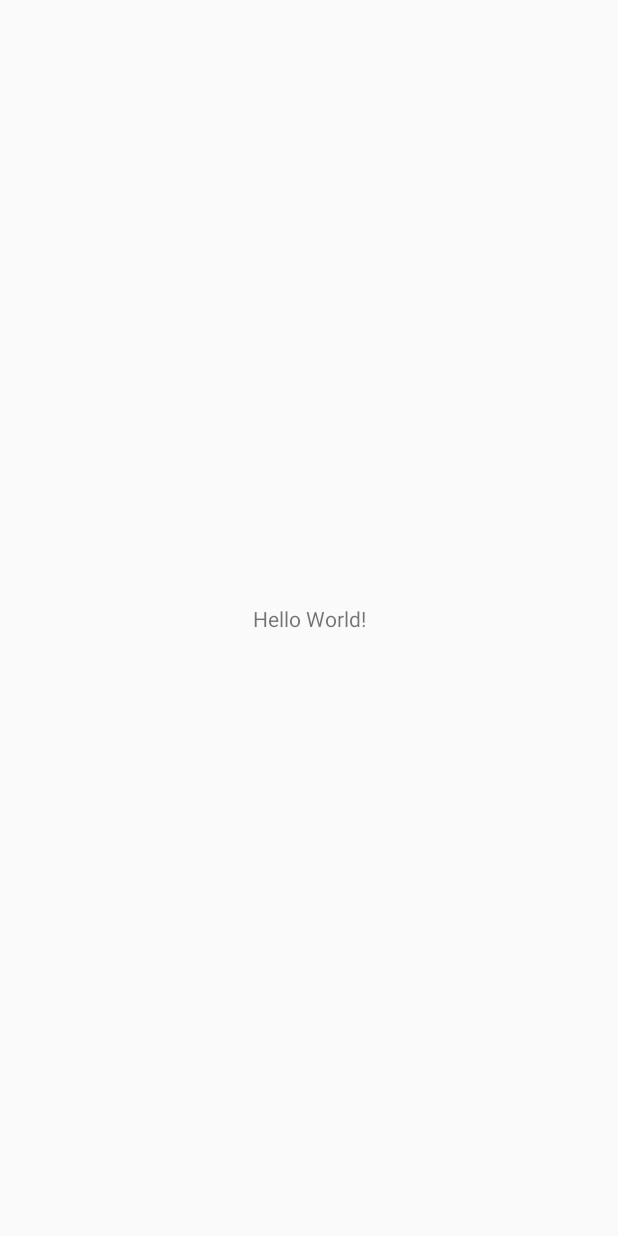
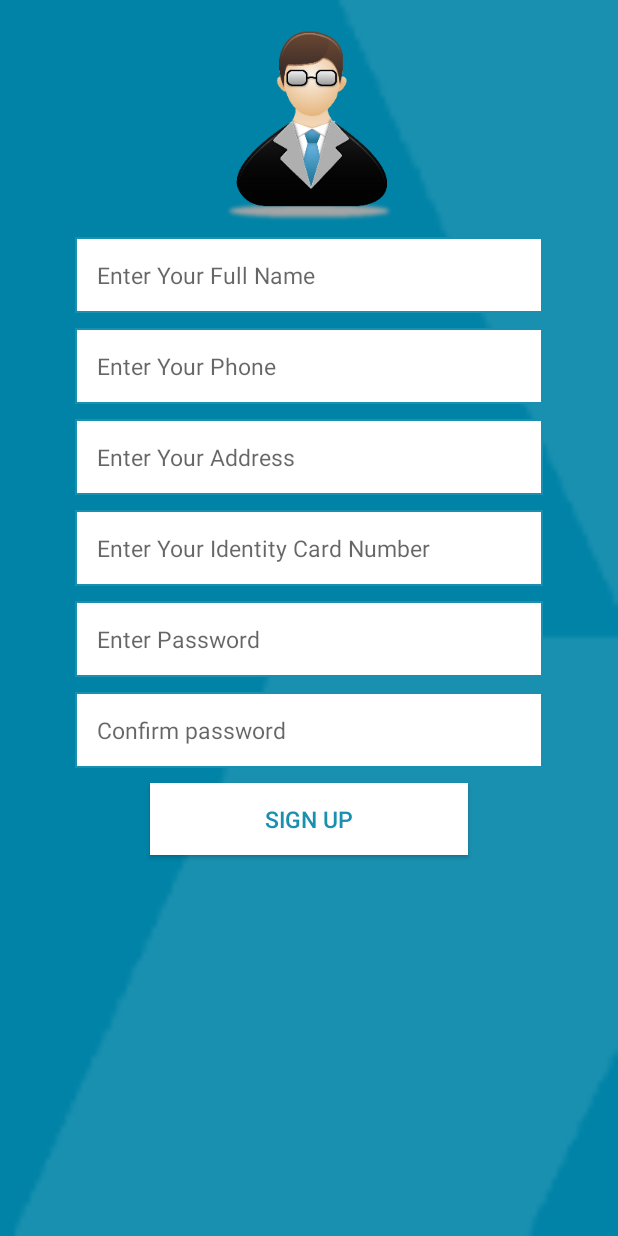
Before and after one commit to tannguyenvn007/Dog-Project, an Android app: the screen it shows after launch (MainActivity before the commit, Register after it), on a phone screen of 412 x 824 dp. Before the commit the screen is almost empty. Run offline under Robolectric (Android 15) with nearby library versions, the phone set to English and light mode, and no system bars.

Commit message:
making file profile and register for user

```diff
--- a/app/src/main/AndroidManifest.xml
+++ b/app/src/main/AndroidManifest.xml
@@ -9,13 +9,15 @@
         android:roundIcon="@mipmap/ic_launcher_round"
         android:supportsRtl="true"
         android:theme="@style/AppTheme">
-        <activity android:name=".MainActivity">
+        <activity android:name=".Register">
             <intent-filter>
                 <action android:name="android.intent.action.MAIN" />
 
                 <category android:name="android.intent.category.LAUNCHER" />
             </intent-filter>
         </activity>
+        <activity android:name=".MainActivity" />
+        <activity android:name=".HistoryUser"></activity>
     </application>
 
 </manifest>
--- /dev/null
+++ b/app/src/main/java/com/example/tannguyen/moneyapplication/Register.java
@@ -0,0 +1,13 @@
+package com.example.tannguyen.moneyapplication;
+
+import android.support.v7.app.AppCompatActivity;
+import android.os.Bundle;
+
+public class Register extends AppCompatActivity {
+
+    @Override
+    protected void onCreate(Bundle savedInstanceState) {
+        super.onCreate(savedInstanceState);
+        setContentView(R.layout.activity_register);
+    }
+}
--- /dev/null
+++ b/app/src/main/res/drawable/boderradius_blue.xml
@@ -0,0 +1,22 @@
+<?xml version="1.0" encoding="utf-8"?>
+<shape xmlns:android="http://schemas.android.com/apk/res/android">
+
+    <!-- we define background color -->
+    <solid android:color="#fff" />
+
+    <!-- we define border color and thick -->
+    <stroke
+        android:width="1dp"
+        android:color="#1990b0"
+        />
+
+    <!-- add some padding for text inside -->
+    <padding
+        android:bottom="15dp"
+        android:left="15dp"
+        android:right="15dp"
+        android:top="15dp" />
+
+    <!-- we define corner radius, note that radius can be different for each corner -->
+    <corners android:radius="0dp" />
+</shape>
--- /dev/null
+++ b/app/src/main/res/layout/activity_register.xml
@@ -0,0 +1,75 @@
+<?xml version="1.0" encoding="utf-8"?>
+<LinearLayout xmlns:android="http://schemas.android.com/apk/res/android"
+    xmlns:tools="http://schemas.android.com/tools"
+    android:layout_width="match_parent"
+    android:layout_height="match_parent"
+    android:orientation="vertical"
+    tools:context=".Register"
+    android:background="@mipmap/back"
+    >
+
+    <ImageView
+        android:layout_width="wrap_content"
+        android:layout_height="wrap_content"
+        android:src="@mipmap/tutor"
+        android:layout_gravity="center"
+        style="@style/logo_register"
+        />
+    <EditText
+        android:id="@+id/register_etxtFullName"
+        android:layout_width="match_parent"
+        android:layout_height="wrap_content"
+        android:hint="@string/full_name"
+        android:background="@drawable/boderradius_blue"
+        style="@style/register"
+        />
+    <EditText
+        style="@style/register"
+        android:id="@+id/register_etxtPhone"
+        android:layout_width="match_parent"
+        android:layout_height="wrap_content"
+        android:hint="@string/phone"
+        android:background="@drawable/boderradius_blue"
+        />
+    <EditText
+        android:id="@+id/register_etxtAddress"
+        android:layout_width="match_parent"
+        android:layout_height="wrap_content"
+        android:hint="@string/address"
+        android:background="@drawable/boderradius_blue"
+        style="@style/register"
+        />
+    <EditText
+        android:id="@+id/register_etxtCardNumber"
+        android:layout_width="match_parent"
+        android:layout_height="wrap_content"
+        android:hint="@string/identity_card_number"
+        android:background="@drawable/boderradius_blue"
+        style="@style/register"
+        />
+    <EditText
+        android:id="@+id/register_etxtPassword"
+        android:layout_width="match_parent"
+        android:layout_height="wrap_content"
+        android:inputType="textPassword"
+        android:hint="@string/password"
+        android:background="@drawable/boderradius_blue"
+        style="@style/register"
+        />
+    <EditText
+        android:id="@+id/register_etxtConfirmPassword"
+        android:layout_width="match_parent"
+        android:layout_height="wrap_content"
+        android:inputType="textPassword"
+        android:hint="@string/confirm_password"
+        android:background="@drawable/boderradius_blue"
+        style="@style/register"
+        />
+    <Button
+        android:layout_width="match_parent"
+        android:layout_height="wrap_content"
+        android:text="@string/sign_up"
+        style="@style/button_register"
+        />
+
+</LinearLayout>
--- a/app/src/main/res/values/strings.xml
+++ b/app/src/main/res/values/strings.xml
@@ -1,3 +1,10 @@
 <resources>
     <string name="app_name">MoneyApplication</string>
+    <string name="full_name">Enter Your Full Name</string>
+    <string name="phone">Enter Your Phone</string>
+    <string name="address">Enter Your Address</string>
+    <string name="identity_card_number">Enter Your Identity Card Number</string>
+    <string name="password">Enter Password</string>
+    <string name="confirm_password">Confirm password</string>
+    <string name="sign_up">Sign Up</string>
 </resources>
--- /dev/null
+++ b/app/src/main/res/values/style_button_register.xml
@@ -0,0 +1,18 @@
+<?xml version="1.0" encoding="utf-8"?>
+<resources>
+    <style name="button_register">
+
+        <item name="android:textColor">#1990b0</item>
+        <item name="android:gravity">center</item>
+        <item name="android:background">#ffffffff</item>
+        <item name="android:shadowDx">1</item>
+        <item name="android:shadowDy">1</item>
+        <item name="android:shadowRadius">2</item>
+        <item name="android:textSize">15dp</item>
+        <item name="android:layout_marginLeft">100dp</item>
+        <item name="android:layout_marginRight">100dp</item>
+        <item name="android:layout_marginBottom">10dp</item>
+        <item name="android:layout_width">250dp</item>
+        <item name="android:layout_height">40dp</item>
+    </style>
+</resources>
--- /dev/null
+++ b/app/src/main/res/values/style_logo_register.xml
@@ -0,0 +1,9 @@
+<?xml version="1.0" encoding="utf-8"?>
+<resources>
+    <style name="logo_register">
+        <item name="android:layout_marginTop">20dp</item>
+        <item name="android:layout_marginBottom">10dp</item>
+        <item name="android:layout_width">5000dp</item>
+        <item name="android:layout_height">500dp</item>
+    </style>
+</resources>
--- /dev/null
+++ b/app/src/main/res/values/style_profile.xml
@@ -0,0 +1,14 @@
+<resources>
+
+    <!-- Base application theme. -->
+    <style name="AppTheme" parent="Theme.AppCompat.Light.DarkActionBar">
+        <!-- Customize your theme here. -->
+        <item name="colorPrimary">@color/colorPrimary</item>
+        <item name="colorPrimaryDark">@color/colorPrimaryDark</item>
+        <item name="colorAccent">@color/colorAccent</item>
+
+        <item name="windowActionBar">false</item>
+        <item name="windowNoTitle">true</item>
+
+    </style>
+</resources>
--- /dev/null
+++ b/app/src/main/res/values/style_register.xml
@@ -0,0 +1,12 @@
+<?xml version="1.0" encoding="utf-8"?>
+<resources>
+    <style name="register">
+        <item name="android:textSize">15dp</item>
+        <item name="android:textColor">#008</item>
+        <item name="android:layout_marginLeft">50dp</item>
+        <item name="android:layout_marginRight">50dp</item>
+        <item name="android:layout_width">250dp</item>
+        <item name="android:layout_height">40dp</item>
+        <item name="android:layout_marginBottom">10dp</item>
+    </style>
+</resources>
```
Also changed, not shown: app/src/main/java/com/example/tannguyen/moneyapplication/HistoryUser.java (added, +13 -0 lines), app/src/main/res/drawable/profile_circular_border_imageview.xml (added, +14 -0 lines), app/src/main/res/layout/activity_history_user.xml (added, +135 -0 lines), app/src/main/res/mipmap-xxxhdpi/back.png (added), app/src/main/res/mipmap-xxxhdpi/nav.png (added), app/src/main/res/mipmap-xxxhdpi/tutor.png (added), app/src/main/res/mipmap-xxxhdpi/user_add.png (added).
